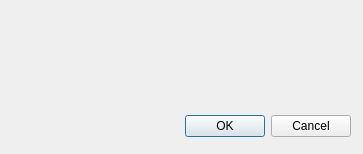
Old version of the form Srt.QT/tt3-gui/OpenWorkspaceDialog.ui in the repository akapustiatyahoocouk/TimeTracker3.
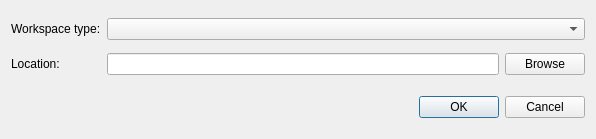
New version of the form. Icons and pictures are not drawn.

Patch:
```diff
--- a/Srt.QT/tt3-gui/OpenWorkspaceDialog.ui
+++ b/Srt.QT/tt3-gui/OpenWorkspaceDialog.ui
@@ -6,8 +6,8 @@
    <rect>
     <x>0</x>
     <y>0</y>
-    <width>363</width>
-    <height>154</height>
+    <width>596</width>
+    <height>139</height>
    </rect>
   </property>
   <property name="windowTitle">
@@ -20,22 +20,69 @@
   <property name="modal">
    <bool>true</bool>
   </property>
-  <widget class="QDialogButtonBox" name="buttonBox">
-   <property name="geometry">
-    <rect>
-     <x>10</x>
-     <y>110</y>
-     <width>341</width>
-     <height>32</height>
-    </rect>
-   </property>
-   <property name="orientation">
-    <enum>Qt::Orientation::Horizontal</enum>
-   </property>
-   <property name="standardButtons">
-    <set>QDialogButtonBox::StandardButton::Cancel|QDialogButtonBox::StandardButton::Ok</set>
-   </property>
-  </widget>
+  <layout class="QGridLayout" name="gridLayout">
+   <item row="0" column="1" colspan="2">
+    <widget class="QComboBox" name="workspaceTypeComboBox"/>
+   </item>
+   <item row="3" column="0" colspan="3">
+    <widget class="QDialogButtonBox" name="buttonBox">
+     <property name="orientation">
+      <enum>Qt::Orientation::Horizontal</enum>
+     </property>
+     <property name="standardButtons">
+      <set>QDialogButtonBox::StandardButton::Cancel|QDialogButtonBox::StandardButton::Ok</set>
+     </property>
+    </widget>
+   </item>
+   <item row="1" column="1">
+    <widget class="QLineEdit" name="locationLineEdit">
+     <property name="readOnly">
+      <bool>true</bool>
+     </property>
+    </widget>
+   </item>
+   <item row="2" column="0" colspan="2">
+    <spacer name="verticalSpacer">
+     <property name="orientation">
+      <enum>Qt::Orientation::Vertical</enum>
+     </property>
+     <property name="sizeType">
+      <enum>QSizePolicy::Policy::Fixed</enum>
+     </property>
+     <property name="sizeHint" stdset="0">
+      <size>
+       <width>338</width>
+       <height>8</height>
+      </size>
+     </property>
+    </spacer>
+   </item>
+   <item row="0" column="0">
+    <widget class="QLabel" name="workspaceTypeLabel">
+     <property name="text">
+      <string>Workspace type:</string>
+     </property>
+    </widget>
+   </item>
+   <item row="1" column="0">
+    <widget class="QLabel" name="locationLabel">
+     <property name="text">
+      <string>Location:</string>
+     </property>
+    </widget>
+   </item>
+   <item row="1" column="2">
+    <widget class="QPushButton" name="browsePushButton">
+     <property name="text">
+      <string>Browse</string>
+     </property>
+     <property name="icon">
+      <iconset resource="tt3-gui.qrc">
+       <normaloff>:/tt3-gui/Resources/Images/Actions/BrowseSmall.png</normaloff>:/tt3-gui/Resources/Images/Actions/BrowseSmall.png</iconset>
+     </property>
+    </widget>
+   </item>
+  </layout>
  </widget>
  <resources>
   <include location="tt3-gui.qrc"/>
```
Left out of the diff: 35 changed lines with no effect on the pictures.
